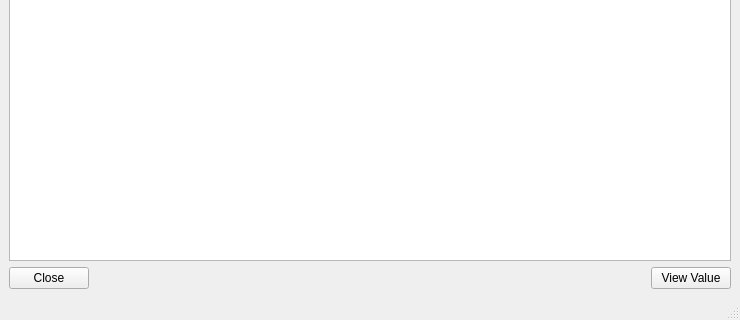
The window that GUI/frmDataEditorGUI.ui (myousefnezhad/easyfmri) describes before a commit, drawn with Qt 5; both pictures show x 0 to 740 and y 264 to 584 of the 740 by 584 pixel window.
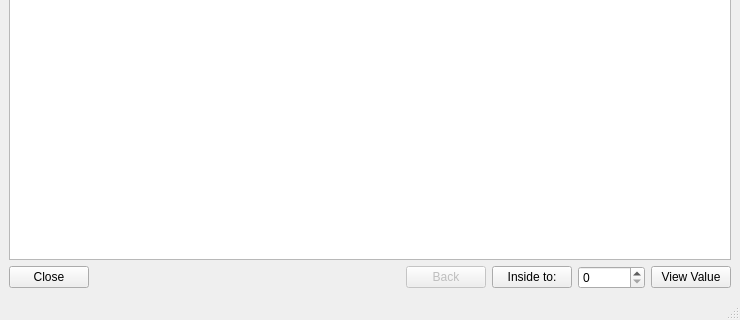
The same window after the commit.

Diff of the .ui file:
```diff
--- a/GUI/frmDataEditorGUI.ui
+++ b/GUI/frmDataEditorGUI.ui
@@ -81,6 +81,30 @@
           </property>
          </spacer>
         </item>
+        <item>
+         <widget class="QPushButton" name="btnBack">
+          <property name="enabled">
+           <bool>false</bool>
+          </property>
+          <property name="text">
+           <string>Back</string>
+          </property>
+         </widget>
+        </item>
+        <item>
+         <widget class="QPushButton" name="btnIn">
+          <property name="text">
+           <string>Inside to:</string>
+          </property>
+         </widget>
+        </item>
+        <item>
+         <widget class="QSpinBox" name="txtInside">
+          <property name="maximum">
+           <number>999999999</number>
+          </property>
+         </widget>
+        </item>
         <item>
          <widget class="QPushButton" name="btnValue">
           <property name="text">
```
